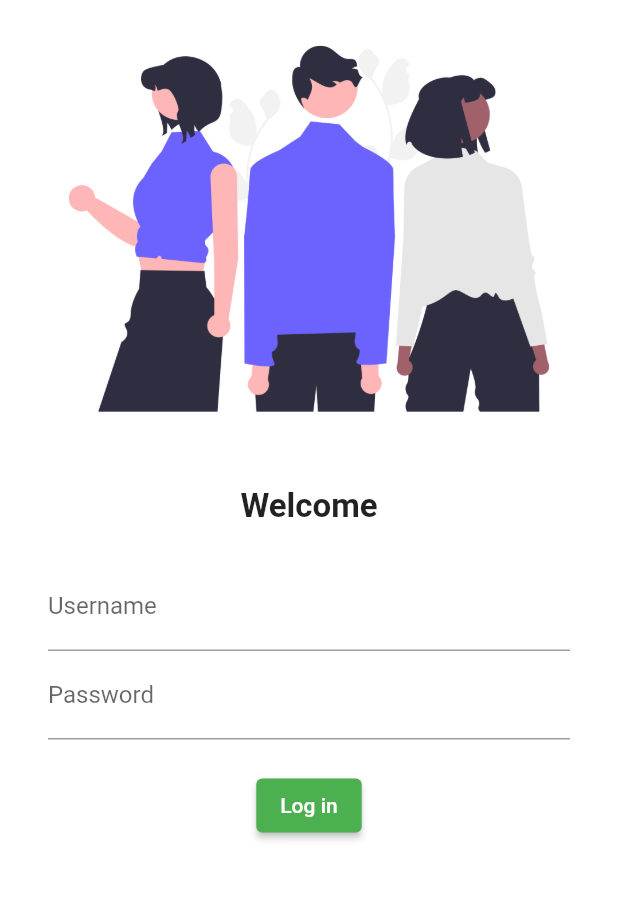
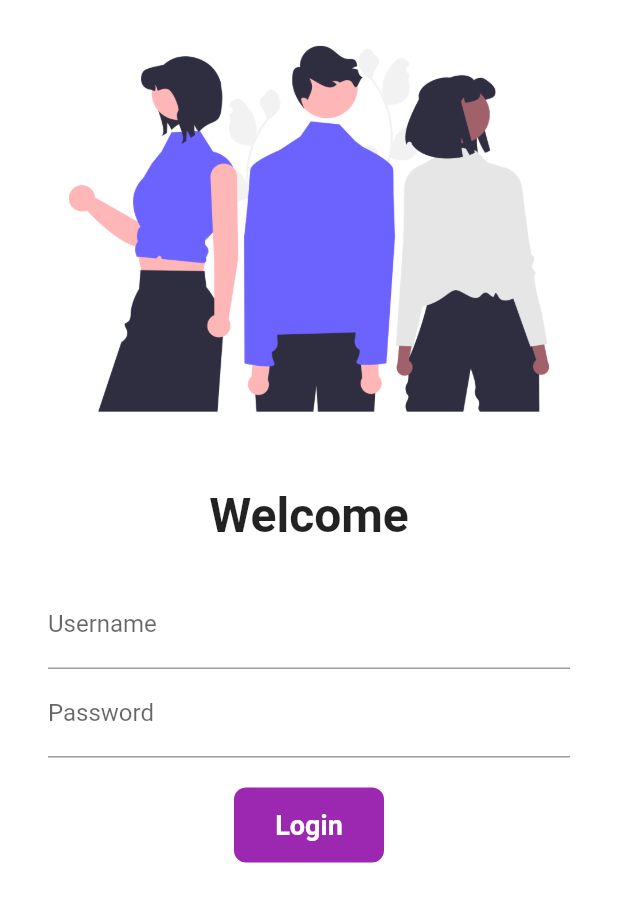
Before and after one commit to ShahbazVK/Flutter-Complete-Course, a Flutter app: the screen it shows after launch, on a phone screen of 412 x 824 dp. Shown: the top 902 px of the screen. Run offline on Flutter 3.47's test engine with Material 2 defaults, Android fonts, the phone set to English and light mode, and no system bars.

Commit message:
day6 completed

```diff
--- a/lib/main.dart
+++ b/lib/main.dart
@@ -1,6 +1,7 @@
 import 'package:flutter/material.dart';
 import 'package:flutter_project_catalog/pages/home_page.dart';
 import 'package:flutter_project_catalog/pages/login_page.dart';
+import 'package:flutter_project_catalog/utils/routes.dart';
 
 void main() {
   runApp(MyApp());
@@ -12,6 +13,7 @@ class MyApp extends StatelessWidget {
     // var day = "Tuesday";
     // const pi = 3.142;
     return MaterialApp(
+      // debugShowCheckedModeBanner: false,
       // home: HomePage(),
       themeMode:ThemeMode.light,//type dark remove light
       theme: ThemeData(primarySwatch:Colors.green),
@@ -21,8 +23,8 @@ class MyApp extends StatelessWidget {
       // initialRoute: "/",
       routes: {
         "/":(context) => LoginPage(),
-        "/home":(context) => HomePage(),
-        "/login":(context) => LoginPage(),
+        MyRoutes.homeRoute:(context) => HomePage(),
+        MyRoutes.loginRoute:(context) => LoginPage(),
       },//map in flutter, dictionary in python, json in js, hover over route
     );
   }
--- a/lib/pages/login_page.dart
+++ b/lib/pages/login_page.dart
@@ -1,12 +1,23 @@
 // ignore_for_file: prefer_const_constructors
 
 import 'package:flutter/material.dart';
+import 'package:flutter_project_catalog/utils/routes.dart';
 
-class LoginPage extends StatelessWidget {
+class LoginPage extends StatefulWidget {
+  @override
+  State<LoginPage> createState() => _LoginPageState();
+}
+
+class _LoginPageState extends State<LoginPage> {
+  String name = '';
+
+  bool changeButton = false;
+
   @override
   Widget build(BuildContext context) {
     return Material(
       color: Colors.white,
+      child: SingleChildScrollView(
         child: Column(
           children: [
             Image.asset(
@@ -19,7 +30,7 @@ class LoginPage extends StatelessWidget {
             Text(
               "Welcome",
               style: (TextStyle(
-              fontSize: 22,
+                fontSize: 32,
                 fontWeight: FontWeight.bold,
               )),
             ),
@@ -46,17 +57,55 @@ class LoginPage extends StatelessWidget {
                   SizedBox(
                     height: 20,
                   ),
-                ElevatedButton(
-                  child: Text("Log in"),
-                  onPressed: () {
-                    print("Hi Shahbaz");
+                  InkWell(
+                    onTap: () async {
+                      setState(() {
+                        // print(changeButton);
+                        changeButton = true;
+                        // print(changeButton);
+                      });
+                      await Future.delayed(Duration(seconds: 1));
+                      Navigator.pushNamed(context, MyRoutes.homeRoute);
                     },
+                    child: AnimatedContainer(
+                      duration: Duration(seconds: 1),
+                      width: changeButton ? 50 : 100,
+                      height: 50,
+                      // color: Colors.green,
+                      alignment: Alignment.center,
+                      child: changeButton
+                          ? Icon(
+                              Icons.done,
+                              color: Colors.white,
                             )
+                          : Text(
+                              "Login",
+                              style: TextStyle(
+                                color: Colors.white,
+                                fontWeight: FontWeight.bold,
+                                fontSize: 18,
+                              ),
+                            ),
+                      decoration: BoxDecoration(
+                        color: Colors.purple,
+                        borderRadius:
+                            BorderRadius.circular(changeButton ? 50 : 8),
+                      ),
+                    ),
+                  )
+                  // ElevatedButton(
+                  //   child: Text("Log in"),
+                  //   style: TextButton.styleFrom(minimumSize: Size(100, 50)),
+                  //   onPressed: () {
+                  //     Navigator.pushNamed(context, MyRoutes.homeRoute);
+                  //   },
+                  // )
                 ],
               ),
             )
           ],
         ),
+      ),
     );
   }
 }
--- /dev/null
+++ b/lib/utils/routes.dart
@@ -0,0 +1,4 @@
+class MyRoutes {
+  static String loginRoute = "/login";
+  static String homeRoute = "/home";
+}
```
Lines whose indentation alone changed are shown as unchanged.
